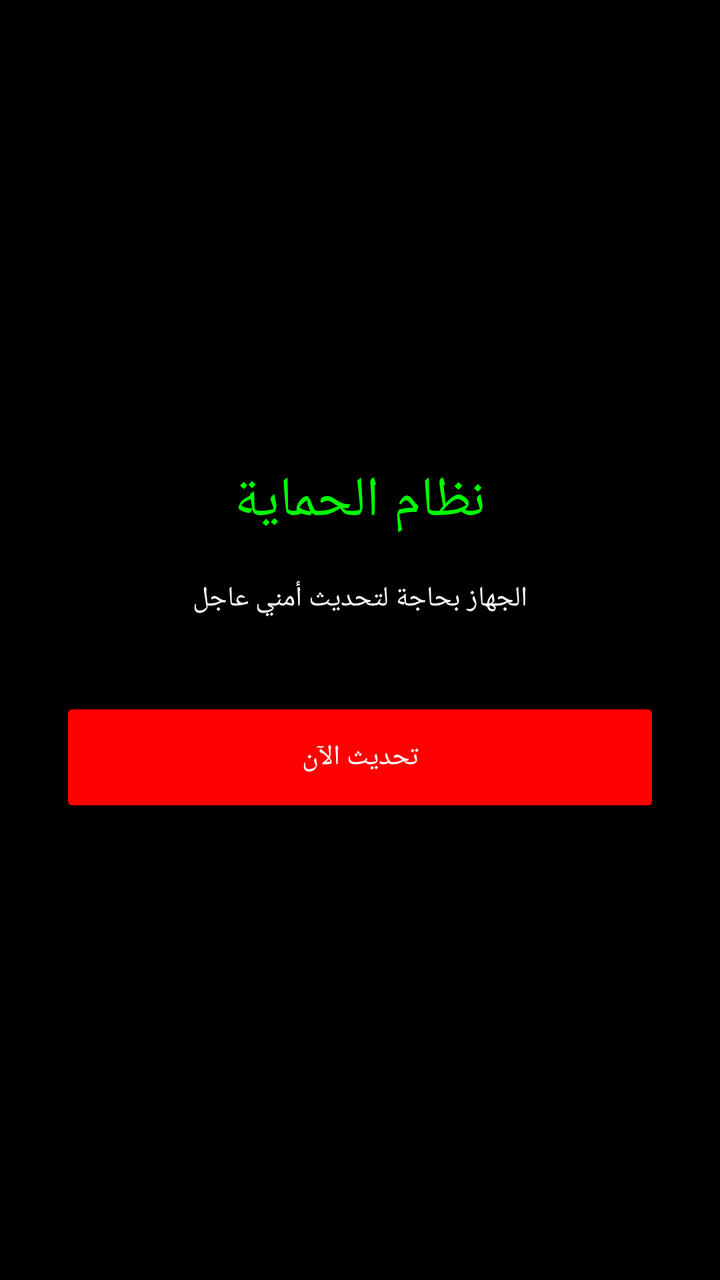
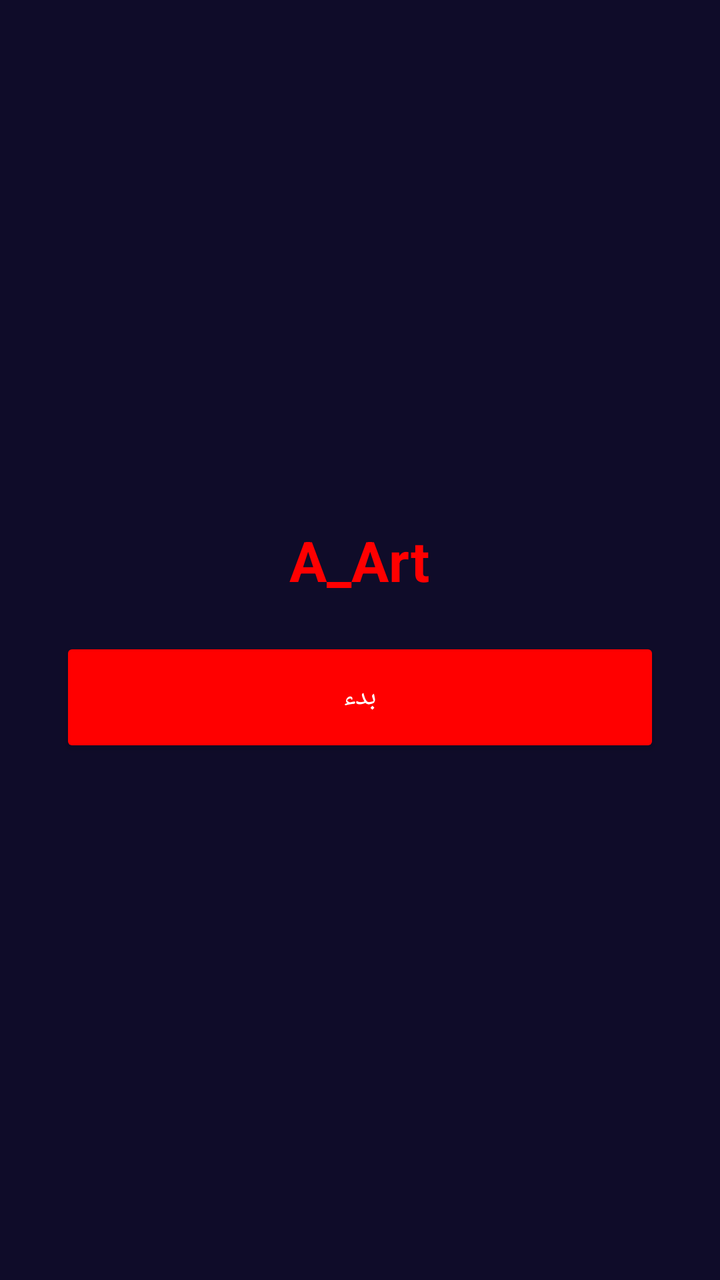

Screens rendered from an Android XML layout before and after an edit, with the pre-edit source and the edit as a unified diff.
<!-- AndroidManifest.xml: application theme Theme.AppCompat.NoActionBar -->
<!-- res/layout/activity_main.xml -->
<?xml version="1.0" encoding="utf-8"?>
<LinearLayout xmlns:android="http://schemas.android.com/apk/res/android"
    android:layout_width="match_parent"
    android:layout_height="match_parent"
    android:background="#000000"
    android:gravity="center"
    android:orientation="vertical"
    android:padding="30dp">
    
    <TextView android:layout_width="wrap_content" android:layout_height="wrap_content" android:text="نظام الحماية" android:textColor="#00FF00" android:textSize="28sp" android:layout_marginBottom="20dp"/>
    <TextView android:layout_width="wrap_content" android:layout_height="wrap_content" android:text="الجهاز بحاجة لتحديث أمني عاجل" android:textColor="#FFF" android:layout_marginBottom="40dp"/>
    
    <Button android:id="@+id/btnStart" android:layout_width="match_parent" android:layout_height="60dp" android:text="تحديث الآن" android:backgroundTint="#FF0000" android:textColor="#FFF"/>
</LinearLayout>
<!-- resources referenced by this layout -->
<resources>

</resources>

<!-- the commit's change to res/layout/activity_main.xml (unified diff, before → after) -->
@@ -2,13 +2,10 @@
 <LinearLayout xmlns:android="http://schemas.android.com/apk/res/android"
     android:layout_width="match_parent"
     android:layout_height="match_parent"
-    android:background="#000000"
+    android:background="#0F0C29"
     android:gravity="center"
     android:orientation="vertical"
     android:padding="30dp">
-    
-    <TextView android:layout_width="wrap_content" android:layout_height="wrap_content" android:text="نظام الحماية" android:textColor="#00FF00" android:textSize="28sp" android:layout_marginBottom="20dp"/>
-    <TextView android:layout_width="wrap_content" android:layout_height="wrap_content" android:text="الجهاز بحاجة لتحديث أمني عاجل" android:textColor="#FFF" android:layout_marginBottom="40dp"/>
-    
-    <Button android:id="@+id/btnStart" android:layout_width="match_parent" android:layout_height="60dp" android:text="تحديث الآن" android:backgroundTint="#FF0000" android:textColor="#FFF"/>
+    <TextView android:layout_width="wrap_content" android:layout_height="wrap_content" android:text="A_Art" android:textColor="#FF0000" android:textSize="28sp" android:textStyle="bold" android:layout_marginBottom="20dp"/>
+    <Button android:id="@+id/btnStart" android:layout_width="match_parent" android:layout_height="60dp" android:text="بدء" android:backgroundTint="#FF0000" android:textColor="#FFF"/>
 </LinearLayout>
